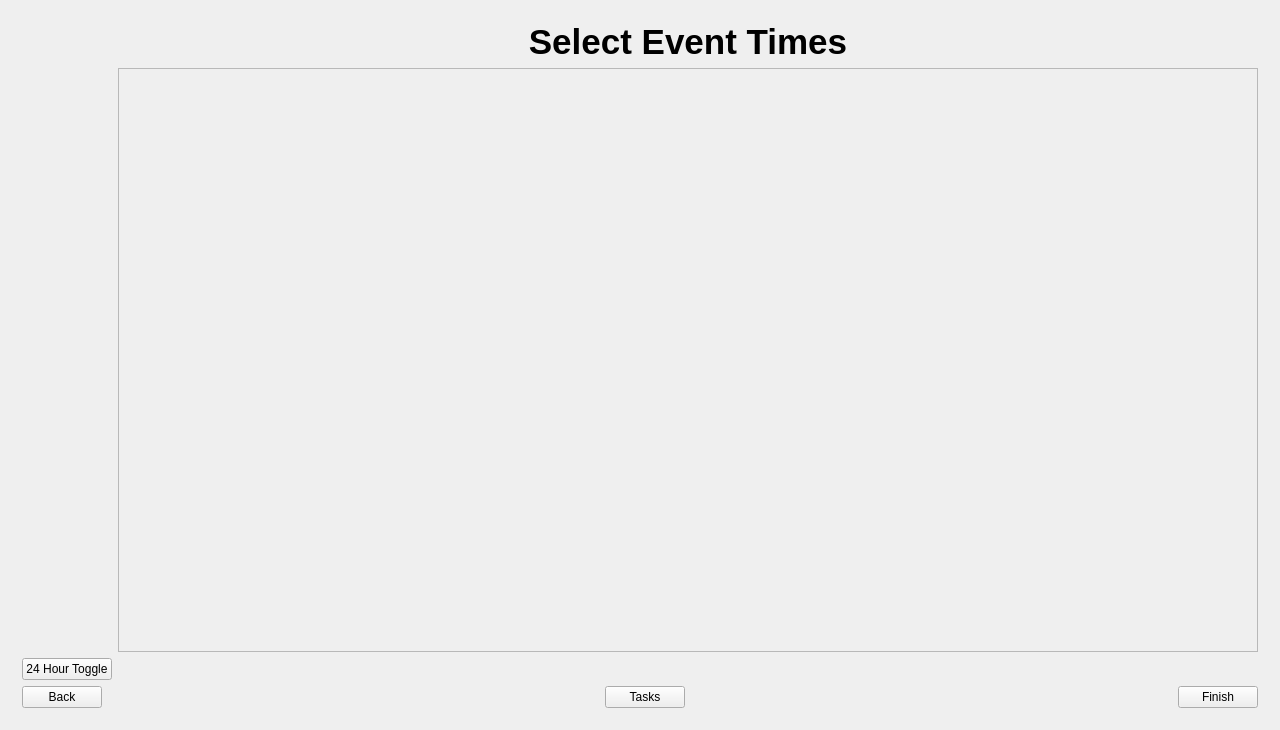
This is src/mainwindow.ui in Team-A-Prime/EECS_448_Project_1 as Qt 5 draws it before an edit. The edited form follows.
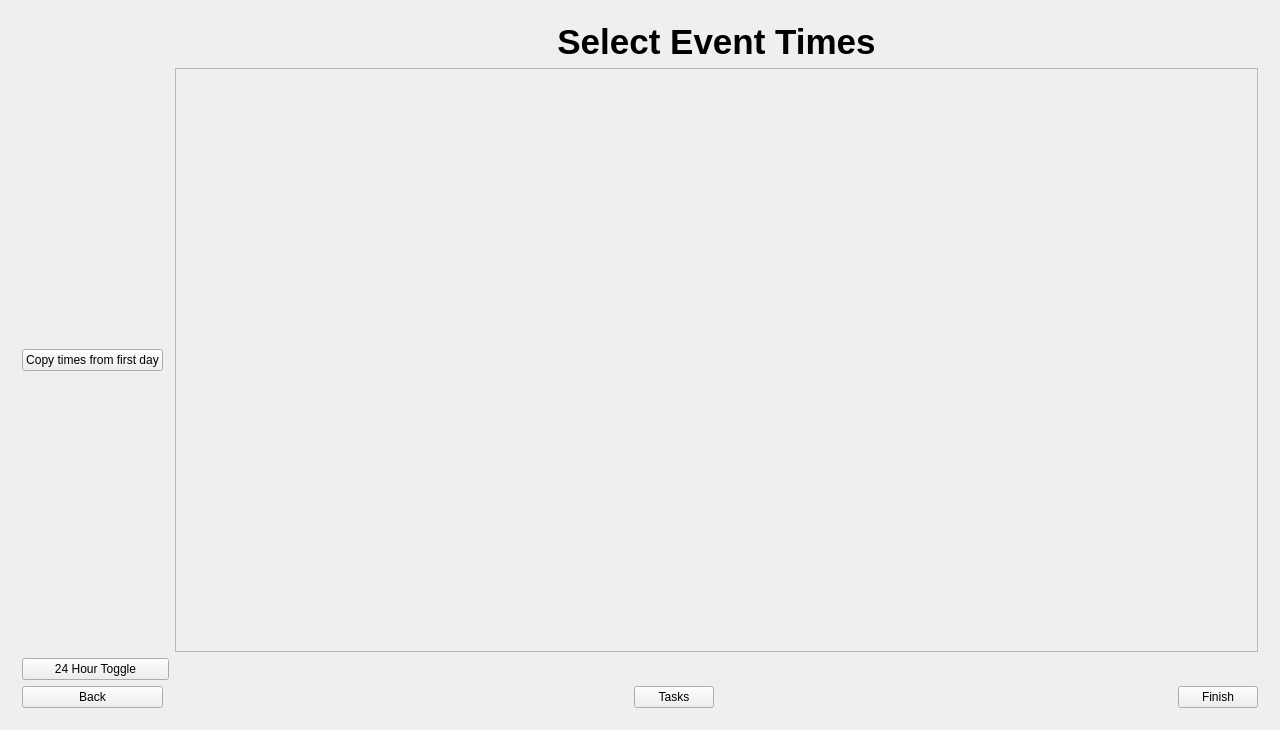
This is the edited form. The open tabs and pages were chosen to show the change.

Commit message: Add button to copy times

```diff
--- a/src/mainwindow.ui
+++ b/src/mainwindow.ui
@@ -357,8 +357,8 @@
               <rect>
                <x>0</x>
                <y>0</y>
-               <width>98</width>
-               <height>28</height>
+               <width>1053</width>
+               <height>564</height>
               </rect>
              </property>
              <layout class="QGridLayout" name="gridLayout_17"/>
@@ -389,6 +389,13 @@
             </property>
            </widget>
           </item>
+          <item row="1" column="0">
+           <widget class="QPushButton" name="btnCopyTimes">
+            <property name="text">
+             <string>Copy times from first day</string>
+            </property>
+           </widget>
+          </item>
          </layout>
         </item>
        </layout>
```
Left out of the diff: 12 changed lines with no effect on the pictures. The commit also changes 2 other files.
